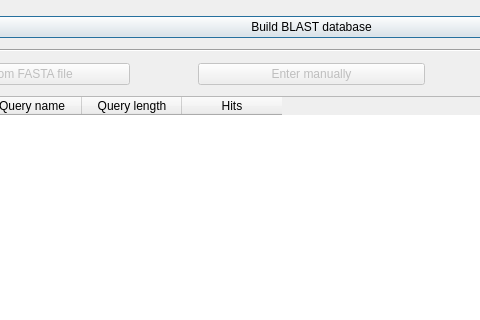
First picture: the form in ui/blastsearchdialog.ui, repository rrwick/Bandage, before the edit; both pictures show x 337 to 817 and y 0 to 320 of the 1068 by 753 pixel window.
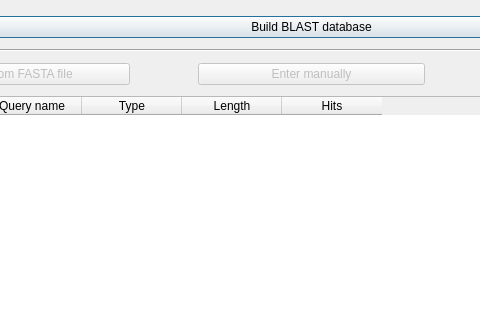
Second picture: the form after the edit. Custom widgets are drawn as their Qt base class.

```diff
--- a/ui/blastsearchdialog.ui
+++ b/ui/blastsearchdialog.ui
@@ -475,7 +475,12 @@
      </column>
      <column>
       <property name="text">
-       <string>Query length</string>
+       <string>Type</string>
+      </property>
+     </column>
+     <column>
+      <property name="text">
+       <string>Length</string>
       </property>
      </column>
      <column>
```
